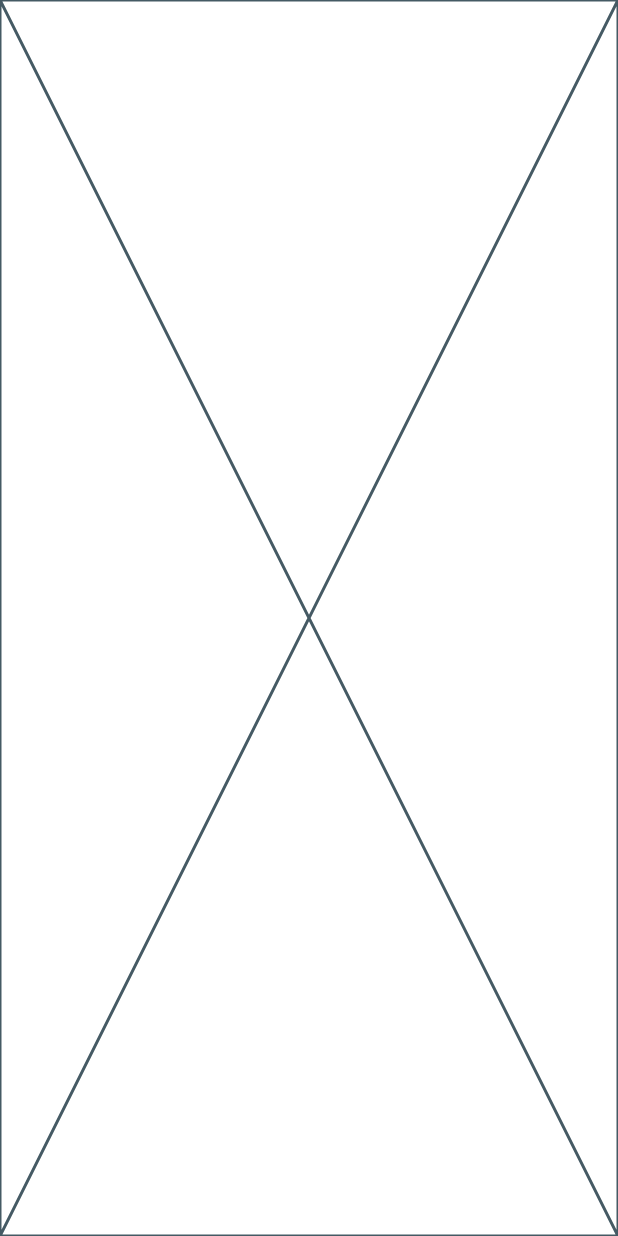
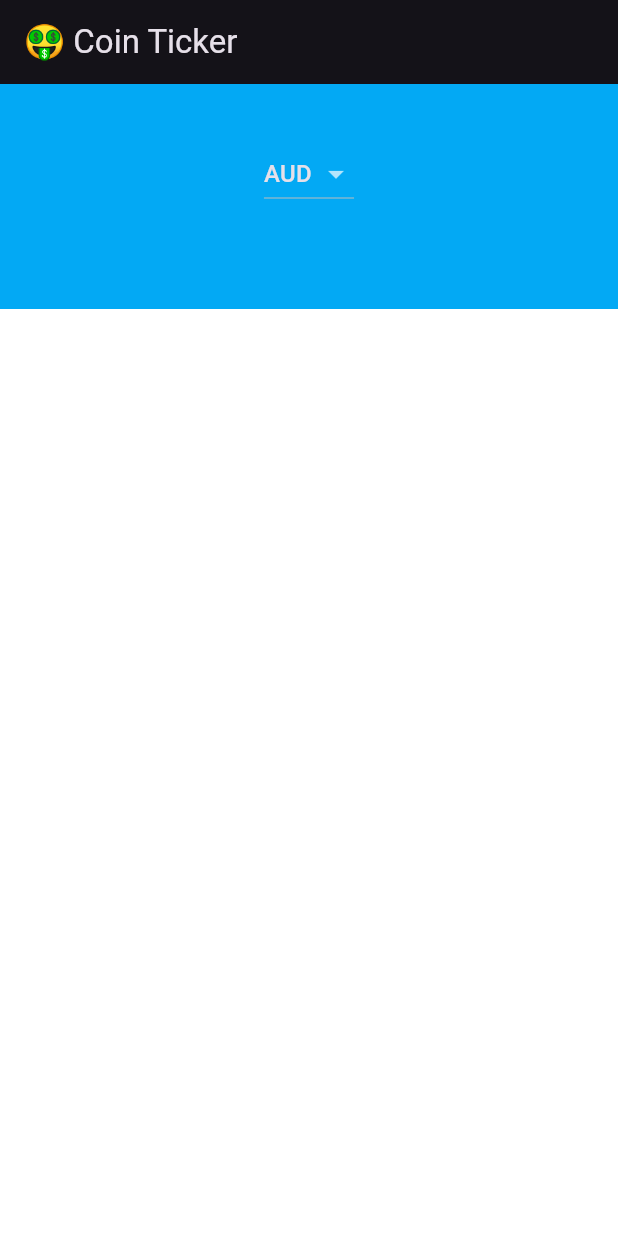
Before and after one commit to MansySoroush/Flutter-Bitcoin-Ticker, a Flutter app: the screen it shows after launch, on a phone screen of 412 x 824 dp. Run offline on Flutter 3.47's test engine with Material 3 defaults, Android fonts, the phone set to English and light mode, and no system bars.

Commit message:
Using DropDownButton or CupertinoPicker widgets base on which platform the App is being run on, Android or iOS

```diff
--- /dev/null
+++ b/lib/coin_data.dart
@@ -0,0 +1,23 @@
+const List<String> currenciesList = [
+  'AUD',
+  'BRL',
+  'CAD',
+  'CNY',
+  'EUR',
+  'GBP',
+  'HKD',
+  'IDR',
+  'ILS',
+  'INR',
+  'JPY',
+  'MXN',
+  'NOK',
+  'NZD',
+  'PLN',
+  'RON',
+  'RUB',
+  'SEK',
+  'SGD',
+  'USD',
+  'ZAR'
+];
--- a/lib/price_screen.dart
+++ b/lib/price_screen.dart
@@ -1,4 +1,7 @@
 import 'package:flutter/material.dart';
+import 'package:flutter/cupertino.dart';
+import 'dart:io' show Platform;
+import 'coin_data.dart';
 
 class PriceScreen extends StatefulWidget {
   const PriceScreen({super.key});
@@ -8,8 +11,66 @@ class PriceScreen extends StatefulWidget {
 }
 
 class _PriceScreenState extends State<PriceScreen> {
+  String selectedCurrency = 'AUD';
+
+  DropdownButton<String> androidDropdown() {
+    List<DropdownMenuItem<String>> dropdownItems = [];
+    for (String currency in currenciesList) {
+      var newItem = DropdownMenuItem(
+        value: currency,
+        child: Text(currency),
+      );
+      dropdownItems.add(newItem);
+    }
+
+    return DropdownButton<String>(
+      value: selectedCurrency,
+      items: dropdownItems,
+      onChanged: (value) {
+        setState(() {
+          selectedCurrency = value!;
+        });
+      },
+    );
+  }
+
+  CupertinoPicker iOSPicker() {
+    List<Text> pickerItems = [];
+    for (String currency in currenciesList) {
+      pickerItems.add(Text(currency));
+    }
+
+    return CupertinoPicker(
+      backgroundColor: Colors.lightBlue,
+      itemExtent: 32.0,
+      onSelectedItemChanged: (selectedIndex) {
+        setState(() {
+          selectedCurrency = currenciesList[selectedIndex];
+        });
+      },
+      children: pickerItems,
+    );
+  }
+
   @override
   Widget build(BuildContext context) {
-    return const Placeholder();
+    return Scaffold(
+      appBar: AppBar(
+        title: const Text('🤑 Coin Ticker'),
+      ),
+      body: Column(
+        mainAxisAlignment: MainAxisAlignment.spaceBetween,
+        crossAxisAlignment: CrossAxisAlignment.stretch,
+        children: <Widget>[
+          Container(
+            height: 150.0,
+            alignment: Alignment.center,
+            padding: const EdgeInsets.only(bottom: 30.0),
+            color: Colors.lightBlue,
+            child: Platform.isIOS ? iOSPicker() : androidDropdown(),
+          ),
+        ],
+      ),
+    );
   }
 }
```
